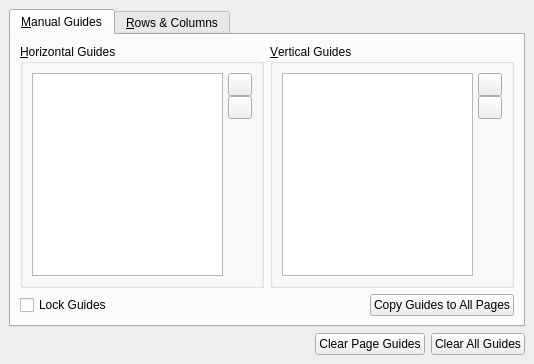
The window that scribus/ui/guidemanager.ui (scribusproject/scribus) describes before a commit, drawn with Qt 5.
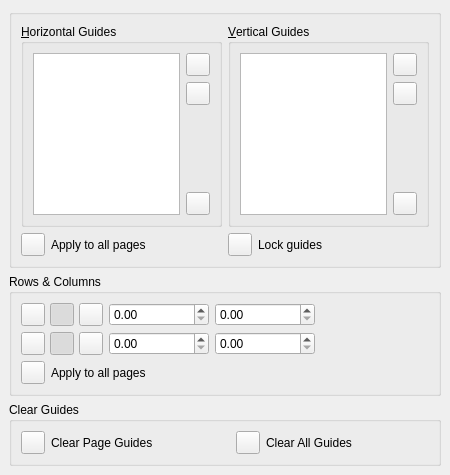
The same window after the commit. Custom widgets are drawn as their Qt base class.

Commit message: #18025: Improve Guide Manager UI and editing UX. Change defaults to reference margins. Fix tab order.

Patch:
```diff
--- a/scribus/ui/guidemanager.ui
+++ b/scribus/ui/guidemanager.ui
@@ -8,36 +8,17 @@
    <rect>
     <x>0</x>
     <y>0</y>
-    <width>534</width>
-    <height>364</height>
+    <width>450</width>
+    <height>475</height>
    </rect>
   </property>
   <property name="windowTitle">
    <string>Guide Manager</string>
   </property>
   <layout class="QGridLayout">
-   <property name="leftMargin">
-    <number>9</number>
+   <property name="sizeConstraint">
+    <enum>QLayout::SizeConstraint::SetMinimumSize</enum>
    </property>
-   <property name="topMargin">
-    <number>9</number>
-   </property>
-   <property name="rightMargin">
-    <number>9</number>
-   </property>
-   <property name="bottomMargin">
-    <number>9</number>
-   </property>
-   <item row="0" column="0">
-    <widget class="QTabWidget" name="tabWidget">
-     <property name="currentIndex">
-      <number>0</number>
-     </property>
-     <widget class="QWidget" name="standardPage">
-      <attribute name="title">
-       <string>&amp;Manual Guides</string>
-      </attribute>
-      <layout class="QGridLayout">
        <property name="leftMargin">
         <number>9</number>
        </property>
@@ -50,206 +31,23 @@
        <property name="bottomMargin">
         <number>9</number>
        </property>
-       <item row="0" column="0" colspan="2">
-        <layout class="QHBoxLayout">
+   <item row="1" column="0">
+    <layout class="QVBoxLayout" name="verticalLayout">
          <item>
-          <widget class="QGroupBox" name="horizontalGroupBox">
-           <property name="title">
-            <string>&amp;Horizontal Guides</string>
-           </property>
-           <layout class="QGridLayout">
-            <property name="horizontalSpacing">
-             <number>5</number>
-            </property>
-            <item row="0" column="0">
-             <widget class="GuidesView" name="horizontalView">
-              <property name="alternatingRowColors">
-               <bool>true</bool>
-              </property>
-              <property name="selectionBehavior">
-               <enum>QAbstractItemView::SelectionBehavior::SelectRows</enum>
-              </property>
-              <attribute name="horizontalHeaderStretchLastSection">
-               <bool>true</bool>
-              </attribute>
-             </widget>
-            </item>
-            <item row="0" column="1">
-             <layout class="QVBoxLayout" name="horizontalGuideActionsLayout">
-              <item>
-               <widget class="QToolButton" name="addHorButton">
-                <property name="toolTip">
-                 <string>Add a new horizontal guide</string>
-                </property>
-                <property name="text">
-                 <string/>
-                </property>
-               </widget>
-              </item>
-              <item>
-               <widget class="QToolButton" name="delHorButton">
-                <property name="toolTip">
-                 <string>Delete the selected horizontal guide</string>
-                </property>
-                <property name="text">
-                 <string/>
-                </property>
-               </widget>
-              </item>
-              <item>
-               <spacer name="verticalSpacer_2">
-                <property name="orientation">
-                 <enum>Qt::Orientation::Vertical</enum>
-                </property>
-                <property name="sizeHint" stdset="0">
-                 <size>
-                  <width>20</width>
-                  <height>40</height>
-                 </size>
-                </property>
-               </spacer>
-              </item>
-             </layout>
-            </item>
-           </layout>
-          </widget>
-         </item>
-         <item>
-          <widget class="QGroupBox" name="verticalGroupBox">
+      <widget class="QGroupBox" name="verticalAutoGroup">
+       <property name="sizePolicy">
+        <sizepolicy hsizetype="Preferred" vsizetype="Maximum">
+         <horstretch>0</horstretch>
+         <verstretch>0</verstretch>
+        </sizepolicy>
+       </property>
            <property name="title">
-            <string>&amp;Vertical Guides</string>
-           </property>
-           <layout class="QGridLayout">
-            <property name="horizontalSpacing">
-             <number>5</number>
-            </property>
-            <item row="0" column="0">
-             <widget class="GuidesView" name="verticalView">
-              <property name="alternatingRowColors">
-               <bool>true</bool>
-              </property>
-              <property name="selectionBehavior">
-               <enum>QAbstractItemView::SelectionBehavior::SelectRows</enum>
-              </property>
-              <attribute name="horizontalHeaderStretchLastSection">
-               <bool>true</bool>
-              </attribute>
-             </widget>
-            </item>
-            <item row="0" column="1">
-             <layout class="QVBoxLayout" name="verticalGuideActionsLayout">
+        <string>Rows &amp;&amp; Columns</string>
+       </property>
+       <layout class="QVBoxLayout" name="verticalLayout_2">
               <item>
-               <widget class="QToolButton" name="addVerButton">
-                <property name="toolTip">
-                 <string>Add a new vertical guide</string>
-                </property>
-                <property name="text">
-                 <string/>
-                </property>
-               </widget>
-              </item>
+         <layout class="QHBoxLayout" name="horizontalLayout_5">
               <item>
-               <widget class="QToolButton" name="delVerButton">
-                <property name="toolTip">
-                 <string>Delete the selected vertical guide</string>
-                </property>
-                <property name="text">
-                 <string/>
-                </property>
-               </widget>
-              </item>
-              <item>
-               <spacer name="verticalSpacer_3">
-                <property name="orientation">
-                 <enum>Qt::Orientation::Vertical</enum>
-                </property>
-                <property name="sizeHint" stdset="0">
-                 <size>
-                  <width>20</width>
-                  <height>40</height>
-                 </size>
-                </property>
-               </spacer>
-              </item>
-             </layout>
-            </item>
-           </layout>
-          </widget>
-         </item>
-        </layout>
-       </item>
-       <item row="1" column="0" colspan="2">
-        <layout class="QHBoxLayout" name="applyStdLayout">
-         <item>
-          <widget class="QCheckBox" name="lockCheck">
-           <property name="toolTip">
-            <string>Lock the guides</string>
-           </property>
-           <property name="text">
-            <string>Lock Guides</string>
-           </property>
-          </widget>
-         </item>
-         <item>
-          <spacer name="horizontalSpacerCopyLeft">
-           <property name="orientation">
-            <enum>Qt::Orientation::Horizontal</enum>
-           </property>
-           <property name="sizeType">
-            <enum>QSizePolicy::Policy::Expanding</enum>
-           </property>
-           <property name="sizeHint" stdset="0">
-            <size>
-             <width>10</width>
-             <height>10</height>
-            </size>
-           </property>
-          </spacer>
-         </item>
-         <item>
-          <widget class="QPushButton" name="applyToAllStdButton">
-           <property name="toolTip">
-            <string>Replace the manual guides on all other pages with the manual guides from the current page</string>
-           </property>
-           <property name="text">
-            <string>Copy Guides to All Pages</string>
-           </property>
-          </widget>
-         </item>
-        </layout>
-       </item>
-      </layout>
-     </widget>
-     <widget class="QWidget" name="autoPage">
-      <attribute name="title">
-       <string>&amp;Rows &amp;&amp; Columns</string>
-      </attribute>
-      <layout class="QGridLayout">
-       <property name="leftMargin">
-        <number>9</number>
-       </property>
-       <property name="topMargin">
-        <number>9</number>
-       </property>
-       <property name="rightMargin">
-        <number>9</number>
-       </property>
-       <property name="bottomMargin">
-        <number>9</number>
-       </property>
-       <item row="0" column="0">
-        <widget class="QGroupBox" name="horizontalAutoGroup">
-         <property name="title">
-          <string>&amp;Horizontal Guides</string>
-         </property>
-         <layout class="QGridLayout">
-          <property name="horizontalSpacing">
-           <number>20</number>
-          </property>
-          <property name="verticalSpacing">
-           <number>8</number>
-          </property>
-          <item row="0" column="0">
            <widget class="FormWidget" name="horizontalRelativeForm" native="true">
             <property name="sizePolicy">
              <sizepolicy hsizetype="Maximum" vsizetype="Minimum">
@@ -288,7 +86,7 @@
                 <bool>true</bool>
                </property>
                <property name="checked">
-                <bool>true</bool>
+                <bool>false</bool>
                </property>
                <property name="autoExclusive">
                 <bool>true</bool>
@@ -306,6 +104,9 @@
                <property name="checkable">
                 <bool>true</bool>
                </property>
+               <property name="checked">
+                <bool>true</bool>
+               </property>
                <property name="autoExclusive">
                 <bool>true</bool>
                </property>
@@ -330,10 +131,16 @@
             </layout>
            </widget>
           </item>
-          <item row="0" column="1">
+          <item>
            <widget class="FormWidget" name="horizontalNumberForm" native="true">
+            <property name="sizePolicy">
+             <sizepolicy hsizetype="Maximum" vsizetype="Minimum">
+              <horstretch>0</horstretch>
+              <verstretch>0</verstretch>
+             </sizepolicy>
+            </property>
             <property name="label" stdset="0">
-             <string>Number</string>
+             <string>&amp;Rows</string>
             </property>
             <layout class="QHBoxLayout" name="horizontalNumberLayout">
              <property name="leftMargin">
@@ -379,17 +186,31 @@
             </layout>
            </widget>
           </item>
-          <item row="1" column="0">
-           <widget class="QCheckBox" name="horizontalAutoGapCheck">
-            <property name="toolTip">
-             <string>Set the gap between adjacent generated rows</string>
+          <item>
+           <widget class="FormWidget" name="horizontalGapForm" native="true">
+            <property name="sizePolicy">
+             <sizepolicy hsizetype="Maximum" vsizetype="Minimum">
+              <horstretch>0</horstretch>
+              <verstretch>0</verstretch>
+             </sizepolicy>
             </property>
-            <property name="text">
-             <string>Gap:</string>
+            <property name="label" stdset="0">
+             <string>Gap</string>
             </property>
-           </widget>
-          </item>
-          <item row="1" column="1">
+            <layout class="QHBoxLayout" name="horizontalGapLayout">
+             <property name="leftMargin">
+              <number>0</number>
+             </property>
+             <property name="topMargin">
+              <number>0</number>
+             </property>
+             <property name="rightMargin">
+              <number>0</number>
+             </property>
+             <property name="bottomMargin">
+              <number>0</number>
+             </property>
+             <item>
            <widget class="ScrSpinBox" name="horizontalAutoGapSpin">
             <property name="minimumSize">
              <size>
@@ -411,19 +232,27 @@
          </layout>
         </widget>
        </item>
-       <item row="0" column="1">
-        <widget class="QGroupBox" name="verticalAutoGroup">
-         <property name="title">
-          <string>&amp;Vertical Guides</string>
-         </property>
-         <layout class="QGridLayout">
-          <property name="horizontalSpacing">
-           <number>20</number>
-          </property>
-          <property name="verticalSpacing">
-           <number>8</number>
-          </property>
-          <item row="0" column="0">
+          <item>
+           <spacer name="horizontalAutoControlsSpacer">
+            <property name="orientation">
+             <enum>Qt::Orientation::Horizontal</enum>
+            </property>
+            <property name="sizeType">
+             <enum>QSizePolicy::Policy::Expanding</enum>
+            </property>
+            <property name="sizeHint" stdset="0">
+             <size>
+              <width>10</width>
+              <height>10</height>
+             </size>
+            </property>
+           </spacer>
+          </item>
+         </layout>
+        </item>
+        <item>
+         <layout class="QHBoxLayout" name="horizontalLayout_4">
+          <item>
            <widget class="FormWidget" name="verticalRelativeForm" native="true">
             <property name="sizePolicy">
              <sizepolicy hsizetype="Maximum" vsizetype="Minimum">
@@ -462,7 +291,7 @@
                 <bool>true</bool>
                </property>
                <property name="checked">
-                <bool>true</bool>
+                <bool>false</bool>
                </property>
                <property name="autoExclusive">
                 <bool>true</bool>
@@ -480,6 +309,9 @@
                <property name="checkable">
                 <bool>true</bool>
                </property>
+               <property name="checked">
+                <bool>true</bool>
+               </property>
                <property name="autoExclusive">
                 <bool>true</bool>
                </property>
@@ -504,10 +336,16 @@
             </layout>
            </widget>
           </item>
-          <item row="0" column="1">
+          <item>
            <widget class="FormWidget" name="verticalNumberForm" native="true">
+            <property name="sizePolicy">
+             <sizepolicy hsizetype="Maximum" vsizetype="Minimum">
+              <horstretch>0</horstretch>
+              <verstretch>0</verstretch>
+             </sizepolicy>
+            </property>
             <property name="label" stdset="0">
-             <string>Number</string>
+             <string>&amp;Columns</string>
             </property>
             <layout class="QHBoxLayout" name="verticalNumberLayout">
              <property name="leftMargin">
@@ -553,17 +391,31 @@
             </layout>
            </widget>
           </item>
-          <item row="1" column="0">
-           <widget class="QCheckBox" name="verticalAutoGapCheck">
-            <property name="toolTip">
-             <string>Set the gap between adjacent generated columns</string>
+          <item>
+           <widget class="FormWidget" name="verticalGapForm" native="true">
+            <property name="sizePolicy">
+             <sizepolicy hsizetype="Maximum" vsizetype="Minimum">
+              <horstretch>0</horstretch>
+              <verstretch>0</verstretch>
+             </sizepolicy>
             </property>
-            <property name="text">
-             <string>Gap:</string>
+            <property name="label" stdset="0">
+             <string>Gap</string>
             </property>
-           </widget>
-          </item>
-          <item row="1" column="1">
+            <layout class="QHBoxLayout" name="verticalGapLayout">
+             <property name="leftMargin">
+              <number>0</number>
+             </property>
+             <property name="topMargin">
+              <number>0</number>
+             </property>
+             <property name="rightMargin">
+              <number>0</number>
+             </property>
+             <property name="bottomMargin">
+              <number>0</number>
+             </property>
+             <item>
            <widget class="ScrSpinBox" name="verticalAutoGapSpin">
             <property name="minimumSize">
              <size>
@@ -585,16 +437,42 @@
          </layout>
         </widget>
        </item>
-       <item row="1" column="0" colspan="2">
-        <layout class="QHBoxLayout" name="applyAutoLayout">
          <item>
-          <spacer name="horizontalSpacerApplyLeft">
+           <spacer name="horizontalSpacer_3">
            <property name="orientation">
             <enum>Qt::Orientation::Horizontal</enum>
            </property>
-           <property name="sizeType">
-            <enum>QSizePolicy::Policy::Expanding</enum>
-           </property>
+            <property name="sizeHint" stdset="0">
+             <size>
+              <width>10</width>
+              <height>10</height>
+             </size>
+            </property>
+           </spacer>
+          </item>
+         </layout>
+        </item>
+        <item>
+         <layout class="QHBoxLayout" name="horizontalLayout_6">
+          <item>
+           <widget class="QToolButton" name="applyAutoToAllPagesButton">
+            <property name="text">
+             <string/>
+            </property>
+           </widget>
+          </item>
+          <item>
+           <widget class="QLabel" name="applyAutoToAllPagesLabel">
+            <property name="text">
+             <string>Apply to all pages</string>
+            </property>
+           </widget>
+          </item>
+          <item>
+           <spacer name="horizontalSpacer_4">
+            <property name="orientation">
+             <enum>Qt::Orientation::Horizontal</enum>
+            </property>
            <property name="sizeHint" stdset="0">
             <size>
              <width>10</width>
@@ -603,20 +481,139 @@
            </property>
           </spacer>
          </item>
+         </layout>
+        </item>
+       </layout>
+      </widget>
+     </item>
+    </layout>
+   </item>
+   <item row="0" column="0">
+    <widget class="QGroupBox" name="groupBox">
+     <property name="title">
+      <string/>
+     </property>
+     <layout class="QVBoxLayout" name="verticalLayout_3">
          <item>
-          <widget class="QPushButton" name="applyToAllAutoButton">
+       <layout class="QHBoxLayout" name="horizontalLayout_3">
+        <item>
+         <widget class="QGroupBox" name="horizontalGroupBox">
+          <property name="sizePolicy">
+           <sizepolicy hsizetype="Preferred" vsizetype="Expanding">
+            <horstretch>0</horstretch>
+            <verstretch>0</verstretch>
+           </sizepolicy>
+          </property>
+          <property name="title">
+           <string>&amp;Horizontal Guides</string>
+          </property>
+          <layout class="QGridLayout" name="_3">
+           <item row="0" column="0">
+            <widget class="GuidesView" name="horizontalView">
+             <property name="alternatingRowColors">
+              <bool>true</bool>
+             </property>
+             <property name="selectionBehavior">
+              <enum>QAbstractItemView::SelectionBehavior::SelectRows</enum>
+             </property>
+             <attribute name="horizontalHeaderStretchLastSection">
+              <bool>true</bool>
+             </attribute>
+            </widget>
+           </item>
+           <item row="0" column="1">
+            <layout class="QVBoxLayout" name="horizontalGuideActionsLayout">
+             <item>
+              <widget class="QToolButton" name="addHorizontalButton">
            <property name="toolTip">
-            <string>Apply the current row and column guide settings to all pages in the document</string>
+                <string>Add a new horizontal guide</string>
            </property>
            <property name="text">
-            <string>Apply Settings to All Pages</string>
+                <string/>
            </property>
           </widget>
          </item>
-        </layout>
-       </item>
-       <item row="2" column="0" colspan="2">
-        <spacer name="verticalSpacer">
+             <item>
+              <widget class="QToolButton" name="deleteHorizontalButton">
+               <property name="toolTip">
+                <string>Delete the selected horizontal guide</string>
+               </property>
+               <property name="text">
+                <string/>
+               </property>
+              </widget>
+             </item>
+             <item>
+              <spacer name="verticalSpacer_2">
+               <property name="orientation">
+                <enum>Qt::Orientation::Vertical</enum>
+               </property>
+               <property name="sizeHint" stdset="0">
+                <size>
+                 <width>10</width>
+                 <height>10</height>
+                </size>
+               </property>
+              </spacer>
+             </item>
+             <item>
+              <widget class="QToolButton" name="clearHorizontalButton">
+               <property name="toolTip">
+                <string>Delete all horizontal guides from the current page</string>
+               </property>
+               <property name="text">
+                <string/>
+               </property>
+              </widget>
+             </item>
+            </layout>
+           </item>
+          </layout>
+         </widget>
+        </item>
+        <item>
+         <widget class="QGroupBox" name="verticalGroupBox">
+          <property name="title">
+           <string>&amp;Vertical Guides</string>
+          </property>
+          <layout class="QGridLayout" name="_2">
+           <item row="0" column="0">
+            <widget class="GuidesView" name="verticalView">
+             <property name="alternatingRowColors">
+              <bool>true</bool>
+             </property>
+             <property name="selectionBehavior">
+              <enum>QAbstractItemView::SelectionBehavior::SelectRows</enum>
+             </property>
+             <attribute name="horizontalHeaderStretchLastSection">
+              <bool>true</bool>
+             </attribute>
+            </widget>
+           </item>
+           <item row="0" column="1">
+            <layout class="QVBoxLayout" name="verticalGuideActionsLayout">
+             <item>
+              <widget class="QToolButton" name="addVerticalButton">
+               <property name="toolTip">
+                <string>Add a new vertical guide</string>
+               </property>
+               <property name="text">
+                <string/>
+               </property>
+              </widget>
+             </item>
+             <item>
+              <widget class="QToolButton" name="deleteVerticalButton">
+               <property name="toolTip">
+                <string>Delete the selected vertical guide</string>
+               </property>
+               <property name="text">
+                <string/>
+               </property>
+              </widget>
+             </item>
+             <item>
+              <spacer name="verticalSpacer_3">
          <property name="orientation">
           <enum>Qt::Orientation::Vertical</enum>
          </property>
@@ -628,20 +625,80 @@
          </property>
         </spacer>
        </item>
-      </layout>
-     </widget>
-    </widget>
-   </item>
-   <item row="1" column="0">
-    <layout class="QHBoxLayout" name="globalGuideControlsLayout">
+             <item>
+              <widget class="QToolButton" name="clearVerticalButton">
+               <property name="toolTip">
+                <string>Delete all vertical guides from the current page</string>
+               </property>
+               <property name="text">
+                <string/>
+               </property>
+              </widget>
+             </item>
+            </layout>
+           </item>
+          </layout>
+         </widget>
+        </item>
+       </layout>
+      </item>
+      <item>
+       <layout class="QGridLayout" name="gridLayout3">
+        <item row="0" column="0">
+         <layout class="QHBoxLayout" name="horizontalLayout_2">
+          <item>
+           <widget class="QToolButton" name="applyToAllPagesButton">
+            <property name="text">
+             <string/>
+            </property>
+           </widget>
+          </item>
      <item>
-      <spacer name="horizontalSpacerGlobal">
+           <widget class="QLabel" name="applyAllPagesLabel">
+            <property name="text">
+             <string>Apply to all pages</string>
+            </property>
+           </widget>
+          </item>
+          <item>
+           <spacer name="horizontalSpacer_2">
        <property name="orientation">
         <enum>Qt::Orientation::Horizontal</enum>
        </property>
-       <property name="sizeType">
-        <enum>QSizePolicy::Policy::Expanding</enum>
-       </property>
+            <property name="sizeHint" stdset="0">
+             <size>
+              <width>10</width>
+              <height>10</height>
+             </size>
+            </property>
+           </spacer>
+          </item>
+         </layout>
+        </item>
+        <item row="0" column="1">
+         <layout class="QHBoxLayout" name="horizontalLayout">
+          <item>
+           <widget class="QToolButton" name="lockGuidesButton">
+            <property name="text">
+             <string/>
+            </property>
+            <property name="checkable">
+             <bool>true</bool>
+            </property>
+           </widget>
+          </item>
+          <item>
+           <widget class="QLabel" name="lockGuidesLabel">
+            <property name="text">
+             <string>Lock guides</string>
+            </property>
+           </widget>
+          </item>
+          <item>
+           <spacer name="horizontalSpacer">
+            <property name="orientation">
+             <enum>Qt::Orientation::Horizontal</enum>
+            </property>
        <property name="sizeHint" stdset="0">
         <size>
          <width>10</width>
@@ -650,27 +707,81 @@
        </property>
       </spacer>
      </item>
+         </layout>
+        </item>
+       </layout>
+      </item>
+     </layout>
+    </widget>
+   </item>
+   <item row="2" column="0">
+    <widget class="QGroupBox" name="clearGuidesGroup">
+     <property name="title">
+      <string>Clear Guides</string>
+     </property>
+     <layout class="QHBoxLayout" name="clearGuidesLayout">
      <item>
-      <widget class="QPushButton" name="deletePageButton">
+       <widget class="QToolButton" name="clearPageGuidesButton">
        <property name="toolTip">
         <string>Delete all guides from the current page</string>
        </property>
        <property name="text">
+         <string/>
+        </property>
+       </widget>
+      </item>
+      <item>
+       <widget class="QLabel" name="clearPageGuidesLabel">
+        <property name="text">
         <string>Clear Page Guides</string>
        </property>
       </widget>
      </item>
      <item>
-      <widget class="QPushButton" name="deleteAllGuides">
+       <spacer name="clearPageGuidesSpacer">
+        <property name="orientation">
+         <enum>Qt::Orientation::Horizontal</enum>
+        </property>
+        <property name="sizeHint" stdset="0">
+         <size>
+          <width>10</width>
+          <height>10</height>
+         </size>
+        </property>
+       </spacer>
+      </item>
+      <item>
+       <widget class="QToolButton" name="clearAllGuidesButton">
        <property name="toolTip">
         <string>Delete all guides from the current document</string>
        </property>
        <property name="text">
+         <string/>
+        </property>
+       </widget>
+      </item>
+      <item>
+       <widget class="QLabel" name="clearAllGuidesLabel">
+        <property name="text">
         <string>Clear All Guides</string>
        </property>
       </widget>
      </item>
-    </layout>
+      <item>
+       <spacer name="clearAllGuidesSpacer">
+        <property name="orientation">
+         <enum>Qt::Orientation::Horizontal</enum>
+        </property>
+        <property name="sizeHint" stdset="0">
+         <size>
+          <width>10</width>
+          <height>10</height>
+         </size>
+        </property>
+       </spacer>
+      </item>
+     </layout>
+    </widget>
    </item>
   </layout>
  </widget>
```
Left out of the diff: 25 changed lines with no effect on the pictures. Lines whose indentation alone changed are shown as unchanged. The commit also changes 12 other files.
